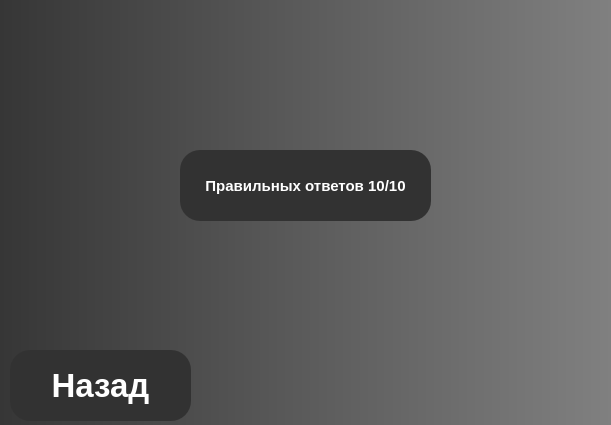
The window that Windows/WordFormationWindows/WordFormationResultWindow.ui (COBAil/My-English-Grammar) describes before a commit, drawn with Qt 5.
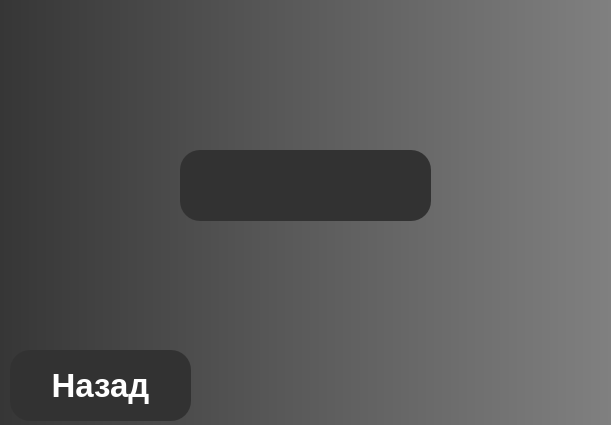
The same window after the commit.

```diff
--- a/Windows/WordFormationWindows/WordFormationResultWindow.ui
+++ b/Windows/WordFormationWindows/WordFormationResultWindow.ui
@@ -106,7 +106,7 @@
      <string notr="true"/>
     </property>
     <property name="text">
-     <string>Правильных ответов 10/10</string>
+     <string/>
     </property>
     <property name="alignment">
      <set>Qt::AlignCenter</set>
```
